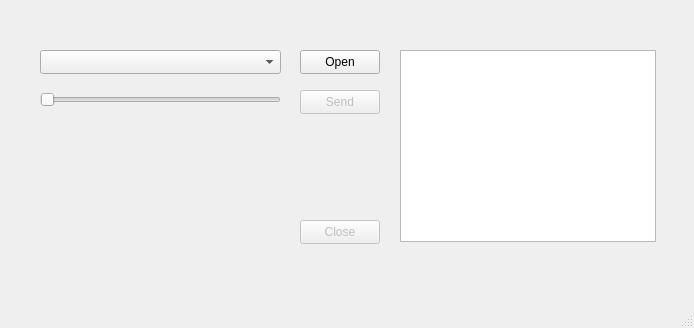
This is mainwindow.ui in alaziuk/UART-Commuincator as Qt 5 draws it before an edit. The edited form follows.
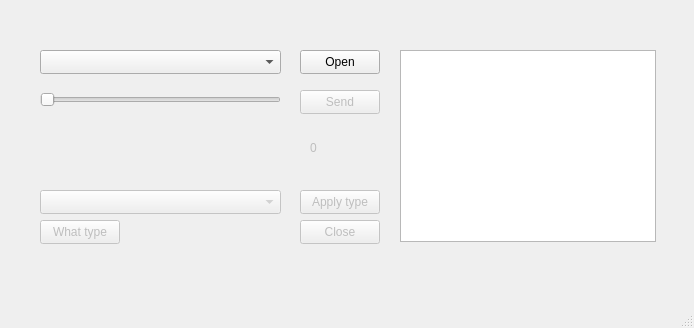
This is the edited form.

The edit to the form file:
```diff
--- a/mainwindow.ui
+++ b/mainwindow.ui
@@ -96,6 +96,9 @@
     </property>
    </widget>
    <widget class="QLabel" name="lblSliderValue">
+    <property name="enabled">
+     <bool>false</bool>
+    </property>
     <property name="geometry">
      <rect>
       <x>310</x>
@@ -105,7 +108,52 @@
      </rect>
     </property>
     <property name="text">
-     <string/>
+     <string>0</string>
+    </property>
+   </widget>
+   <widget class="QComboBox" name="cmbCommsType">
+    <property name="enabled">
+     <bool>false</bool>
+    </property>
+    <property name="geometry">
+     <rect>
+      <x>40</x>
+      <y>190</y>
+      <width>241</width>
+      <height>24</height>
+     </rect>
+    </property>
+   </widget>
+   <widget class="QPushButton" name="btnCommsType">
+    <property name="enabled">
+     <bool>false</bool>
+    </property>
+    <property name="geometry">
+     <rect>
+      <x>300</x>
+      <y>190</y>
+      <width>80</width>
+      <height>24</height>
+     </rect>
+    </property>
+    <property name="text">
+     <string>Apply type</string>
+    </property>
+   </widget>
+   <widget class="QPushButton" name="btnAskType">
+    <property name="enabled">
+     <bool>false</bool>
+    </property>
+    <property name="geometry">
+     <rect>
+      <x>40</x>
+      <y>220</y>
+      <width>80</width>
+      <height>24</height>
+     </rect>
+    </property>
+    <property name="text">
+     <string>What type</string>
     </property>
    </widget>
   </widget>
```
